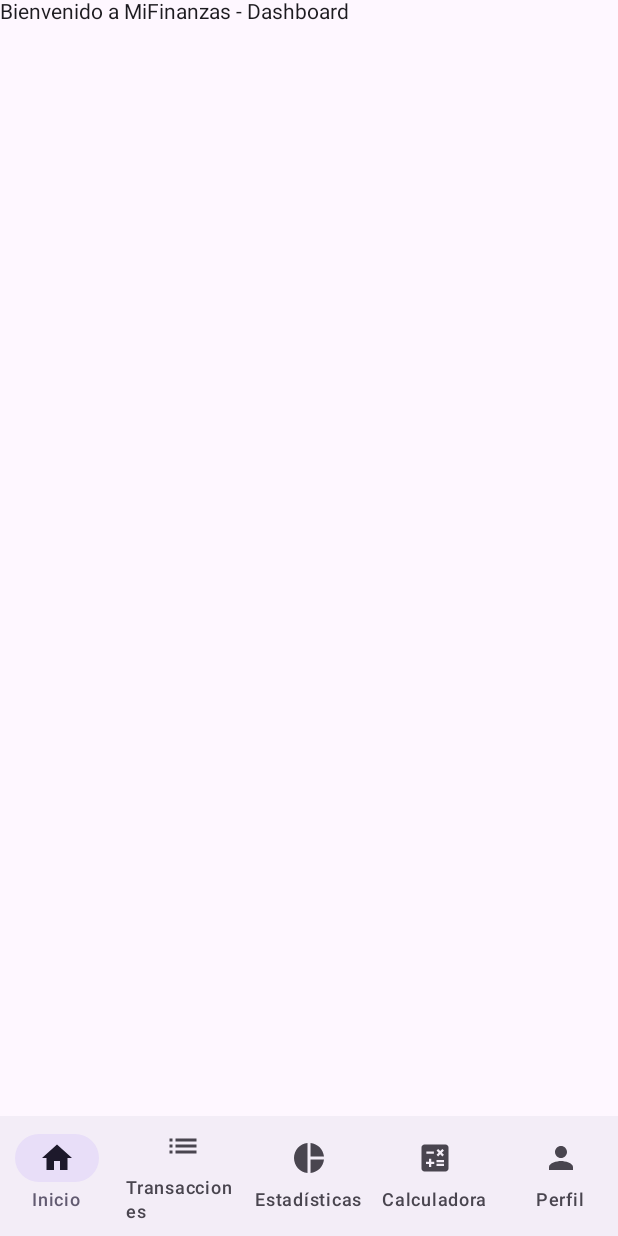
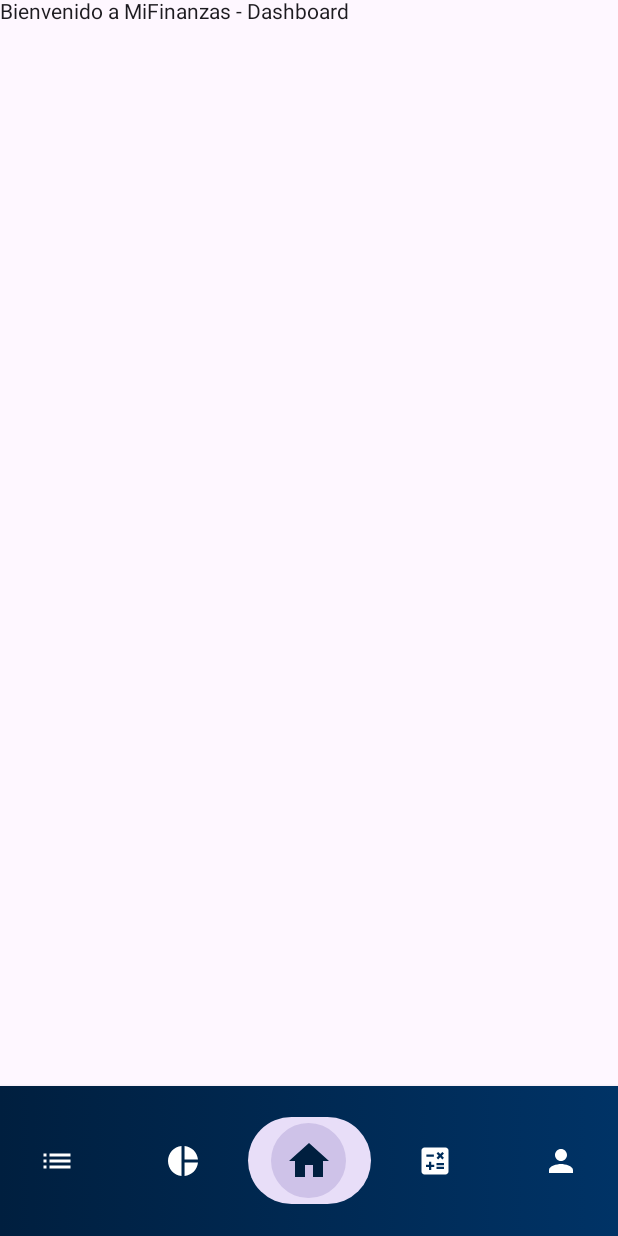
Before and after one commit to miguelreyess1/TFG-GS-DAM, an Android app built with Jetpack Compose: the screen it shows after launch (MainActivity), on a phone screen of 412 x 824 dp. Run offline under Robolectric (Android 15) with nearby library versions, the phone set to English and light mode, and no system bars.

Commit message:
Cambios Barra Navegacion

```diff
--- a/Proyecto/myFinance/app/src/main/java/com/example/myfinance/BarraNavegacion.kt
+++ b/Proyecto/myFinance/app/src/main/java/com/example/myfinance/BarraNavegacion.kt
@@ -1,29 +1,77 @@
 package com.example.myfinance
 
+import androidx.compose.animation.core.animateDpAsState
+import androidx.compose.foundation.background
+import androidx.compose.foundation.layout.Box
+import androidx.compose.foundation.layout.height
+import androidx.compose.foundation.layout.size
+import androidx.compose.material3.Icon
+import androidx.compose.material3.MaterialTheme
 import androidx.compose.material3.NavigationBar
 import androidx.compose.material3.NavigationBarItem
-import androidx.compose.material3.Icon
 import androidx.compose.material3.Text
 import androidx.compose.runtime.Composable
+import androidx.compose.runtime.getValue
+import androidx.compose.ui.Alignment
+import androidx.compose.ui.Modifier
+import androidx.compose.ui.draw.clip
+import androidx.compose.ui.draw.shadow
+import androidx.compose.ui.graphics.Color
+import androidx.compose.ui.text.style.TextOverflow
+import androidx.compose.ui.unit.dp
+import androidx.compose.ui.unit.sp
+import com.example.myfinance.estilos.EstiloBarraNavegacion
 
 @Composable
 fun BarraNavegacion(
     rutaActual: String,
     alSeleccionarItem: (String) -> Unit
 ) {
-    NavigationBar {
+    NavigationBar(
+        modifier = Modifier
+            .height(EstiloBarraNavegacion.height)
+            .shadow(elevation = 4.dp)
+            .background(EstiloBarraNavegacion.backgroundGradient),
+        containerColor = Color.Transparent
+    ) {
         val items = listOf(
-            Screen.Inicio,
             Screen.Transacciones,
             Screen.Estadisticas,
+            Screen.Inicio,
             Screen.Calculadora,
             Screen.Perfil
         )
+
         items.forEach { screen ->
+            val selected = rutaActual == screen.ruta
+            val iconSize by animateDpAsState(
+                targetValue = if (selected) 32.dp else EstiloBarraNavegacion.iconSize,
+                label = "iconSizeAnimation"
+            )
+
             NavigationBarItem(
-                icon = { Icon(imageVector = screen.icono, contentDescription = screen.etiqueta) },
-                label = { Text(text = screen.etiqueta) },
-                selected = rutaActual == screen.ruta,
+                icon = {
+                    Box(
+                        modifier = Modifier
+                            .size(if (screen == Screen.Inicio && selected) 50.dp else 40.dp)
+                            .clip(MaterialTheme.shapes.extraLarge)
+                            .background(
+                                if (screen == Screen.Inicio && selected)
+                                    MaterialTheme.colorScheme.primary.copy(alpha = 0.2f)
+                                else Color.Transparent
+                            ),
+                        contentAlignment = Alignment.Center
+                    ) {
+                        Icon(
+                            imageVector = screen.icono,
+                            contentDescription = "",
+                            modifier = Modifier.size(iconSize),
+                            tint = if (selected) EstiloBarraNavegacion.selectedItemColor
+                            else EstiloBarraNavegacion.itemColor
+                        )
+                    }
+                },
+                selected = selected,
                 onClick = { alSeleccionarItem(screen.ruta) },
                 alwaysShowLabel = true
             )
--- a/Proyecto/myFinance/app/src/main/java/com/example/myfinance/MyFinanceApp.kt
+++ b/Proyecto/myFinance/app/src/main/java/com/example/myfinance/MyFinanceApp.kt
@@ -32,9 +32,9 @@ fun MyFinanceApp() {
             startDestination = Screen.Inicio.ruta,
             modifier = Modifier.padding(paddingInterno)
         ) {
-            composable(Screen.Inicio.ruta) { PantallaInicio() }
             composable(Screen.Transacciones.ruta) { PantallaTransacciones() }
             composable(Screen.Estadisticas.ruta) { PantallaEstadisticas() }
+            composable(Screen.Inicio.ruta) { PantallaInicio() }
             composable(Screen.Calculadora.ruta) { PantallaCalculadora() }
             composable(Screen.Perfil.ruta) { PantallaPerfil() }
         }
--- a/Proyecto/myFinance/app/src/main/java/com/example/myfinance/Screen.kt
+++ b/Proyecto/myFinance/app/src/main/java/com/example/myfinance/Screen.kt
@@ -1,17 +1,17 @@
 package com.example.myfinance
 
 import androidx.compose.material.icons.Icons
+import androidx.compose.material.icons.automirrored.filled.List
 import androidx.compose.material.icons.filled.Calculate
 import androidx.compose.material.icons.filled.Home
-import androidx.compose.material.icons.filled.List
 import androidx.compose.material.icons.filled.PieChart
 import androidx.compose.material.icons.filled.Person
 import androidx.compose.ui.graphics.vector.ImageVector
 
-sealed class Screen(val ruta: String, val etiqueta: String, val icono: ImageVector) {
-    object Inicio : Screen("inicio", "Inicio", Icons.Filled.Home)
-    object Transacciones : Screen("transacciones", "Transacciones", Icons.Filled.List)
-    object Estadisticas : Screen("estadisticas", "Estadísticas", Icons.Filled.PieChart)
-    object Calculadora : Screen("calculadora", "Calculadora", Icons.Filled.Calculate)
-    object Perfil : Screen("perfil", "Perfil", Icons.Filled.Person)
+sealed class Screen(val ruta: String, val icono: ImageVector) {
+    object Inicio : Screen("inicio", Icons.Filled.Home)
+    object Transacciones : Screen("transacciones",  Icons.AutoMirrored.Filled.List)
+    object Estadisticas : Screen("estadisticas",  Icons.Filled.PieChart)
+    object Calculadora : Screen("calculadora", Icons.Filled.Calculate)
+    object Perfil : Screen("perfil", Icons.Filled.Person)
 }
--- /dev/null
+++ b/Proyecto/myFinance/app/src/main/java/com/example/myfinance/estilos/EstiloBarraNavegacion.kt
@@ -0,0 +1,29 @@
+package com.example.myfinance.estilos
+
+import androidx.compose.runtime.Composable
+import androidx.compose.ui.graphics.Brush
+import androidx.compose.ui.graphics.Color
+import androidx.compose.ui.unit.dp
+
+object EstiloBarraNavegacion {
+    // Gradiente personalizado: de azul oscuro a azul medio
+    val backgroundGradient: Brush
+        @Composable get() = Brush.horizontalGradient(
+            colors = listOf(
+                Color(0xFF001F3F),  // Azul oscuro
+                Color(0xFF003366)   // Azul medio
+            )
+        )
+
+    // Color de los ítems no seleccionados (blanco)
+    val itemColor: Color = Color(0xFFFFFFFF)
+
+    // Color de los ítems seleccionados (naranja)
+    val selectedItemColor: Color = Color(0xFF001F3F)
+
+    // Altura de la barra
+    val height = 100.dp
+
+    // Tamaño de los íconos
+    val iconSize = 24.dp
+}
```
